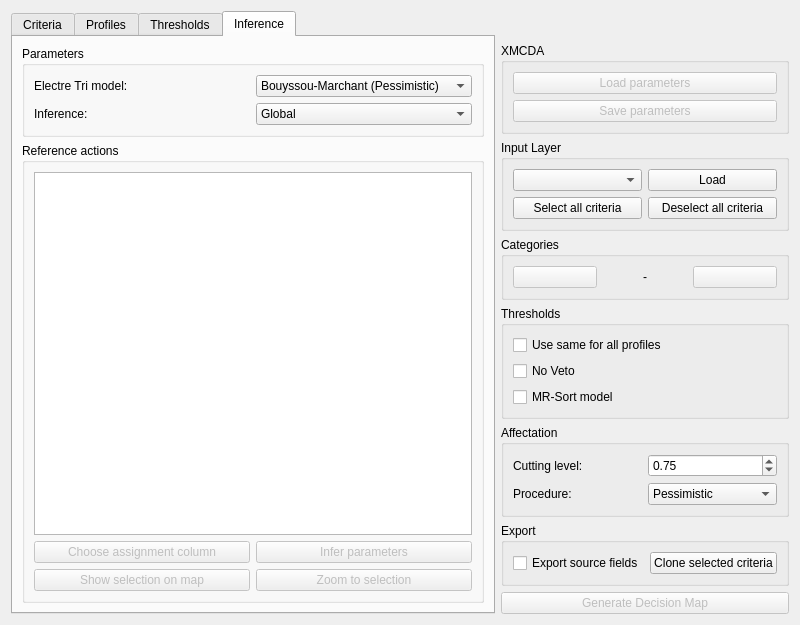
Qt form qgis_etri/ui/main_window.ui (oso/qgis-etri) before a commit.
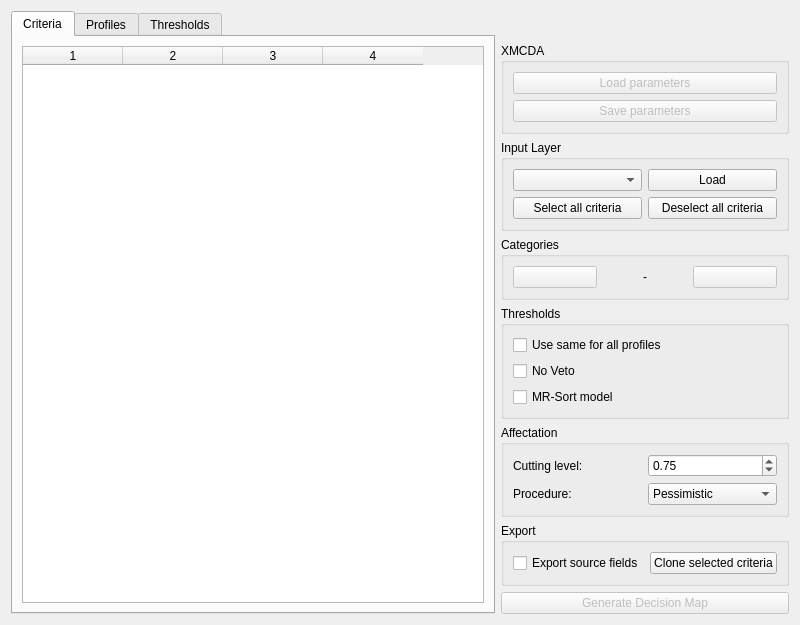
The same form after that commit. The open tabs and pages were chosen to show the change. Icons and pictures are not drawn. Custom widgets are drawn as their Qt base class.

Commit message: remove support for parameter inference

Patch:
```diff
--- a/qgis_etri/ui/main_window.ui
+++ b/qgis_etri/ui/main_window.ui
@@ -198,128 +198,6 @@
        </item>
       </layout>
      </widget>
-     <widget class="QWidget" name="tab_inference">
-      <attribute name="title">
-       <string>Inference</string>
-      </attribute>
-      <layout class="QGridLayout" name="gridLayout_6">
-       <item row="1" column="0">
-        <widget class="QGroupBox" name="group_refs">
-         <property name="title">
-          <string>Reference actions</string>
-         </property>
-         <layout class="QVBoxLayout" name="verticalLayout_3">
-          <item>
-           <widget class="qt_performance_table" name="table_refs"/>
-          </item>
-          <item>
-           <layout class="QGridLayout" name="gridLayout">
-            <item row="0" column="0">
-             <widget class="QPushButton" name="button_chooseassign">
-              <property name="enabled">
-               <bool>false</bool>
-              </property>
-              <property name="text">
-               <string>Choose assignment column</string>
-              </property>
-             </widget>
-            </item>
-            <item row="0" column="2">
-             <widget class="QPushButton" name="button_infer">
-              <property name="enabled">
-               <bool>false</bool>
-              </property>
-              <property name="text">
-               <string>Infer parameters</string>
-              </property>
-             </widget>
-            </item>
-            <item row="1" column="0">
-             <widget class="QPushButton" name="button_show">
-              <property name="enabled">
-               <bool>false</bool>
-              </property>
-              <property name="text">
-               <string>Show selection on map</string>
-              </property>
-             </widget>
-            </item>
-            <item row="1" column="2">
-             <widget class="QPushButton" name="button_zoom">
-              <property name="enabled">
-               <bool>false</bool>
-              </property>
-              <property name="text">
-               <string>Zoom to selection</string>
-              </property>
-             </widget>
-            </item>
-           </layout>
-          </item>
-         </layout>
-        </widget>
-       </item>
-       <item row="0" column="0">
-        <widget class="QGroupBox" name="group_infparams">
-         <property name="title">
-          <string>Parameters</string>
-         </property>
-         <layout class="QVBoxLayout" name="verticalLayout">
-          <item>
-           <layout class="QHBoxLayout" name="layout_model">
-            <item>
-             <widget class="QLabel" name="label_combo">
-              <property name="text">
-               <string>Electre Tri model:</string>
-              </property>
-             </widget>
-            </item>
-            <item>
-             <widget class="QComboBox" name="combo_model">
-              <item>
-               <property name="text">
-                <string>Bouyssou-Marchant (Pessimistic)</string>
-               </property>
-              </item>
-             </widget>
-            </item>
-           </layout>
-          </item>
-          <item>
-           <layout class="QHBoxLayout" name="layout_inference">
-            <item>
-             <widget class="QLabel" name="label_inference">
-              <property name="text">
-               <string>Inference:</string>
-              </property>
-             </widget>
-            </item>
-            <item>
-             <widget class="QComboBox" name="combo_inference">
-              <item>
-               <property name="text">
-                <string>Global</string>
-               </property>
-              </item>
-              <item>
-               <property name="text">
-                <string>Profiles</string>
-               </property>
-              </item>
-              <item>
-               <property name="text">
-                <string>Weights and lambda</string>
-               </property>
-              </item>
-             </widget>
-            </item>
-           </layout>
-          </item>
-         </layout>
-        </widget>
-       </item>
-      </layout>
-     </widget>
     </widget>
    </item>
    <item>
```
The commit also changes 11 other files.
